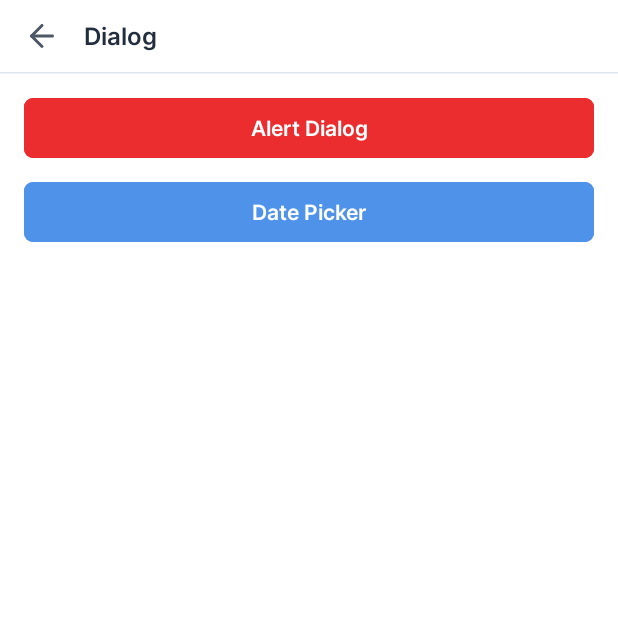
After one commit to NobleSoftwareAndroid/PortalCore, an Android app built with Jetpack Compose: the DialogSampleScreen screen opened through its navigation route, on a phone screen of 412 x 824 dp, the top half of it. The commit adds this screen. Run offline under Robolectric (Android 15) with nearby library versions, the phone set to English and light mode, and no system bars; our stand-ins replace Dagger/Hilt's generated code.

Commit message:
:hammer: Add background color to DatePicker & DefaultCollapsingTopBar Enhance

```diff
--- a/app/src/main/java/com/noblesoftware/portalcorelibrary/MainActivity.kt
+++ b/app/src/main/java/com/noblesoftware/portalcorelibrary/MainActivity.kt
@@ -10,6 +10,7 @@ import com.noblesoftware.portalcore.theme.PortalCoreTheme
 import com.noblesoftware.portalcorelibrary.sample.BottomSheetSampleScreen
 import com.noblesoftware.portalcorelibrary.sample.CommonSampleScreen
 import com.noblesoftware.portalcorelibrary.sample.ContainerSampleScreen
+import com.noblesoftware.portalcorelibrary.sample.DialogSampleScreen
 import com.noblesoftware.portalcorelibrary.sample.FullEdgeSampleScreen
 import com.noblesoftware.portalcorelibrary.sample.SnackBarSampleScreen
 import dagger.hilt.android.AndroidEntryPoint
@@ -28,6 +29,7 @@ class MainActivity : AppCompatActivity() {
                     composable<BottomSheetRoute> { BottomSheetSampleScreen(navHostController = navController) }
                     composable<ContainerRoute> { ContainerSampleScreen(navHostController = navController) }
                     composable<FullEdgeRoute> { FullEdgeSampleScreen(navHostController = navController) }
+                    composable<DialogRoute> { DialogSampleScreen(navHostController = navController) }
                 }
             }
         }
--- a/app/src/main/java/com/noblesoftware/portalcorelibrary/MainScreen.kt
+++ b/app/src/main/java/com/noblesoftware/portalcorelibrary/MainScreen.kt
@@ -66,5 +66,13 @@ fun MainScreen(
         ) {
             navHostController.navigate(route = FullEdgeRoute)
         }
+        DefaultSpacer()
+        DefaultButton(
+            modifier = Modifier.fillMaxWidth(),
+            text = "Dialog",
+            buttonVariant = ButtonVariant.Neutral
+        ) {
+            navHostController.navigate(route = DialogRoute)
+        }
     }
 }
--- a/app/src/main/java/com/noblesoftware/portalcorelibrary/Routes.kt
+++ b/app/src/main/java/com/noblesoftware/portalcorelibrary/Routes.kt
@@ -8,3 +8,4 @@ import kotlinx.serialization.Serializable
 @Serializable object BottomSheetRoute
 @Serializable object ContainerRoute
 @Serializable object FullEdgeRoute
+@Serializable object DialogRoute
--- /dev/null
+++ b/app/src/main/java/com/noblesoftware/portalcorelibrary/sample/DialogSampleScreen.kt
@@ -0,0 +1,134 @@
+package com.noblesoftware.portalcorelibrary.sample
+
+import androidx.compose.foundation.background
+import androidx.compose.foundation.layout.Column
+import androidx.compose.foundation.layout.fillMaxSize
+import androidx.compose.foundation.layout.fillMaxWidth
+import androidx.compose.foundation.layout.padding
+import androidx.compose.foundation.rememberScrollState
+import androidx.compose.foundation.verticalScroll
+import androidx.compose.material3.ExperimentalMaterial3Api
+import androidx.compose.material3.Scaffold
+import androidx.compose.material3.rememberDatePickerState
+import androidx.compose.runtime.Composable
+import androidx.compose.runtime.mutableStateOf
+import androidx.compose.runtime.remember
+import androidx.compose.ui.Alignment
+import androidx.compose.ui.Modifier
+import androidx.compose.ui.platform.LocalContext
+import androidx.compose.ui.res.colorResource
+import androidx.compose.ui.res.stringResource
+import androidx.navigation.NavHostController
+import com.noblesoftware.portalcore.R
+import com.noblesoftware.portalcore.component.compose.ButtonVariant
+import com.noblesoftware.portalcore.component.compose.DefaultButton
+import com.noblesoftware.portalcore.component.compose.DefaultDatePicker
+import com.noblesoftware.portalcore.component.compose.DefaultDialog
+import com.noblesoftware.portalcore.component.compose.DefaultSpacer
+import com.noblesoftware.portalcore.component.compose.DefaultTopAppBar
+import com.noblesoftware.portalcore.component.compose.DialogType
+import com.noblesoftware.portalcore.theme.LocalDimen
+import com.noblesoftware.portalcore.util.DateTimeHelper
+import java.util.Date
+
+@OptIn(ExperimentalMaterial3Api::class)
+@Composable
+fun DialogSampleScreen(
+    navHostController: NavHostController
+) {
+    val context = LocalContext.current
+
+    val showAlertDialog = remember {
+        mutableStateOf(false)
+    }
+
+    val showDatePicker = remember {
+        mutableStateOf(false)
+    }
+
+    Scaffold(
+        topBar = {
+            DefaultTopAppBar(
+                modifier = Modifier,
+                title = "Dialog",
+                canBack = true,
+                navigator = navHostController
+            )
+        },
+    ) {
+        Column(
+            modifier = Modifier
+                .fillMaxSize()
+                .background(color = colorResource(id = R.color.background_body))
+                .padding(paddingValues = it)
+                .verticalScroll(rememberScrollState())
+                .then(
+                    Modifier.padding(LocalDimen.current.regular)
+                ),
+            horizontalAlignment = Alignment.CenterHorizontally
+        ) {
+            DefaultButton(
+                modifier = Modifier.fillMaxWidth(),
+                text = "Alert Dialog",
+                buttonVariant = ButtonVariant.Danger
+            ) {
+                showAlertDialog.value = true
+            }
+            DefaultSpacer()
+            DefaultButton(
+                modifier = Modifier.fillMaxWidth(),
+                text = "Date Picker",
+                buttonVariant = ButtonVariant.Primary
+            ) {
+                showDatePicker.value = true
+            }
+        }
+
+        // Logout Dialog
+        if (showAlertDialog.value) {
+            DefaultDialog(
+                title = "Are you sure?",
+                dialogType = DialogType.Alert,
+                positiveButtonText = "Logout",
+                negativeButtonText = stringResource(id = R.string.cancel),
+                onPositive = {
+                    showAlertDialog.value = false
+                },
+                onNegative = {
+                    showAlertDialog.value = false
+                    null
+                },
+                onDismissRequest = {
+                    showAlertDialog.value = false
+                    null
+                },
+            )
+        }
+
+        // Date Picker
+        if (showDatePicker.value) {
+            val datePickerState = rememberDatePickerState(
+                initialSelectedDateMillis = System.currentTimeMillis()
+            )
+            DefaultDatePicker(
+                datePickerState = datePickerState,
+                confirmText = "OK",
+                dismissText = "Cancel",
+                onConfirm = {
+                    val date =
+                        datePickerState.selectedDateMillis ?: System.currentTimeMillis()
+                    val formatDate =
+                        DateTimeHelper.format(
+                            Date(date),
+                            DateTimeHelper.FORMAT_DATE_DMY
+                        )
+
+                    showDatePicker.value = false
+                },
+                onDismiss = {
+                    showDatePicker.value = false
+                },
+            )
+        }
+    }
+}
--- a/gradle/libs.versions.toml
+++ b/gradle/libs.versions.toml
@@ -8,7 +8,7 @@ espresso-core = "3.6.1"
 lifecycle-runtime-ktx = "2.8.6"
 activity-compose = "1.9.2"
 compose-bom = "2024.09.02"
-compose-material = "1.2.0-beta02"
+compose-material = "1.3.0"
 compose-navigation = "2.8.1"
 compose-constraintlayout = "1.1.0-alpha13"
 appcompat = "1.7.0"
--- a/portalCore/src/main/java/com/noblesoftware/portalcore/component/compose/DefaultCollapsingTopAppBar.kt
+++ b/portalCore/src/main/java/com/noblesoftware/portalcore/component/compose/DefaultCollapsingTopAppBar.kt
@@ -65,7 +65,9 @@ fun DefaultCollapsingTopAppBar(
     ) {
         TopAppBar(
             modifier = modifier.height(topBarHeight),
-            scrollBehavior = scrollBehavior,
+            scrollBehavior = if (scrollBehavior != null) {
+                if (scrollBehavior.state.heightOffset >= 0) scrollBehavior else null
+            } else null,
             title = {
                 Box(
                     modifier = Modifier
--- a/portalCore/src/main/java/com/noblesoftware/portalcore/component/compose/DefaultDatePicker.kt
+++ b/portalCore/src/main/java/com/noblesoftware/portalcore/component/compose/DefaultDatePicker.kt
@@ -57,6 +57,10 @@ fun DefaultDatePicker(
     ) {
         DatePicker(
             state = datePickerState,
+            colors = DatePickerDefaults.colors(
+                containerColor = colorResource(id = R.color.background_body),
+                disabledDayContentColor = colorResource(id = R.color.neutral_solid_disabled_color)
+            )
         )
     }
 }
```
